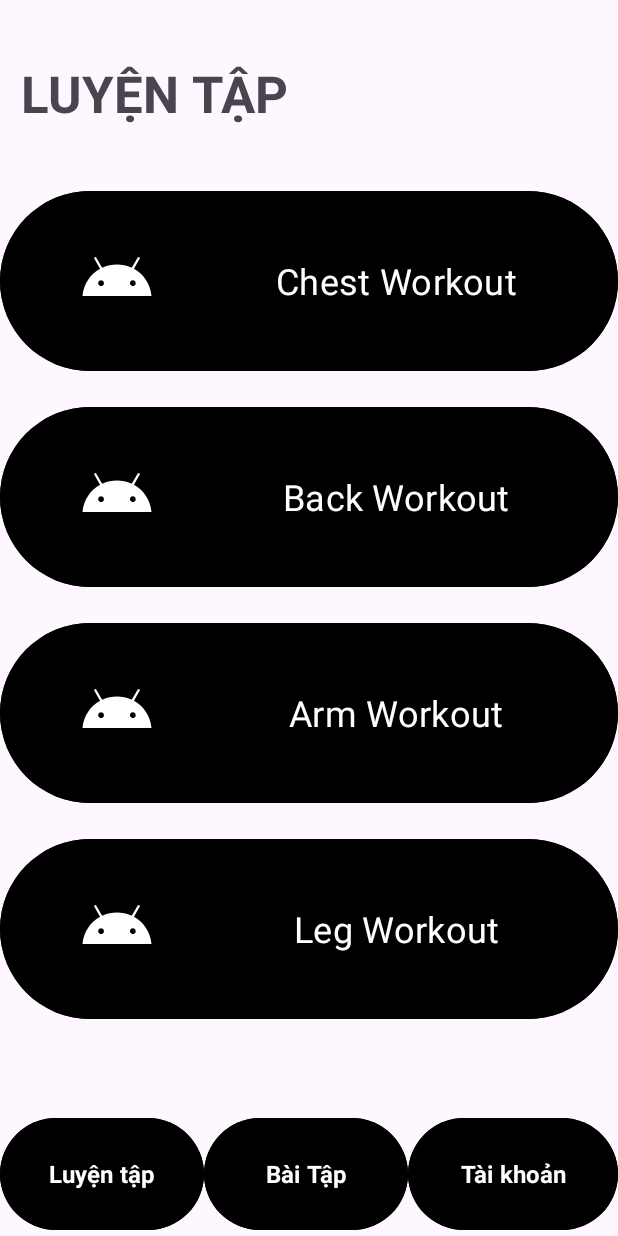
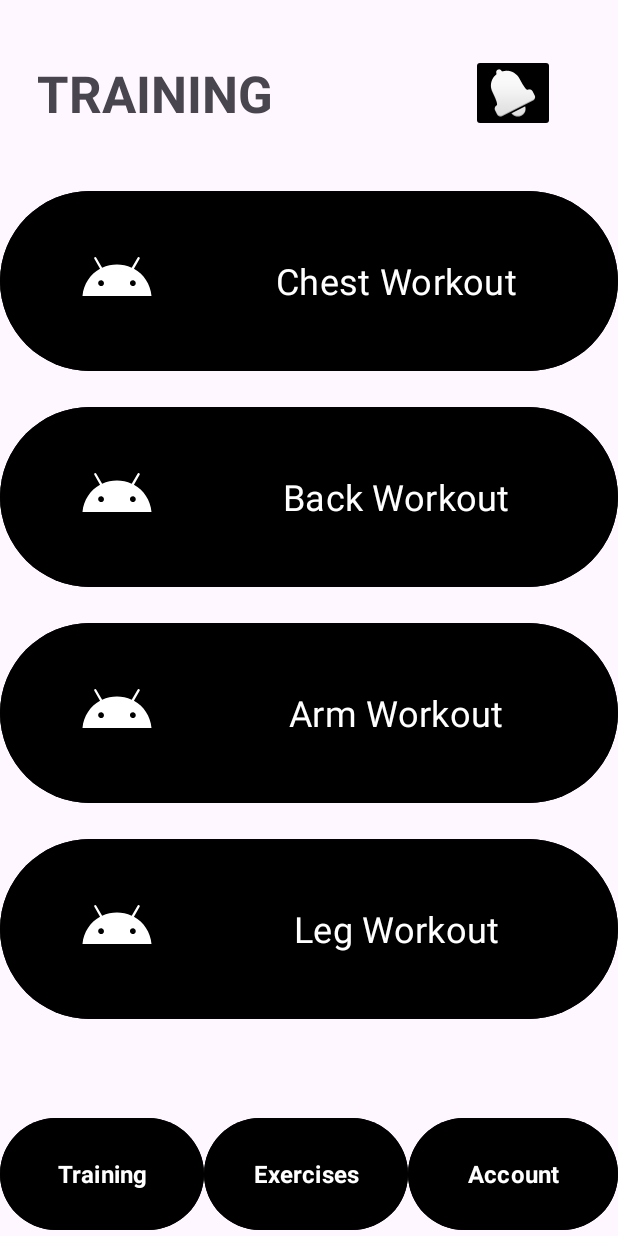
Before and after one commit to Zoraneko/WorkoutGuideApplication, an Android app: the screen it shows after launch (TrainingActivity), on a phone screen of 412 x 824 dp. Run offline under Robolectric (Android 15) with nearby library versions, the phone set to English and light mode, and no system bars.

Commit message:
Language Unification Throughout The Project Done + Calendar Reminder Added

```diff
--- a/app/src/main/AndroidManifest.xml
+++ b/app/src/main/AndroidManifest.xml
@@ -3,6 +3,9 @@
     xmlns:tools="http://schemas.android.com/tools">
     <uses-permission android:name="android.permission.INTERNET" />
     <uses-permission android:name="android.permission.READ_EXTERNAL_STORAGE" />
+    <uses-permission android:name="android.permission.READ_CALENDAR" />
+    <uses-permission android:name="android.permission.WRITE_CALENDAR" />
+
 
     <application
         android:allowBackup="true"
--- a/app/src/main/java/com/example/workouguideapplication/TrainingActivity.java
+++ b/app/src/main/java/com/example/workouguideapplication/TrainingActivity.java
@@ -4,12 +4,21 @@ import android.content.Intent;
 import android.os.Bundle;
 import android.view.View;
 import android.widget.Button;
+import android.widget.ImageButton;
 
 import androidx.activity.EdgeToEdge;
 import androidx.appcompat.app.AppCompatActivity;
 import androidx.core.graphics.Insets;
 import androidx.core.view.ViewCompat;
 import androidx.core.view.WindowInsetsCompat;
+
+import java.text.ParseException;
+import java.text.SimpleDateFormat;
+import java.time.format.DateTimeFormatter;
+import java.util.Calendar;
+import java.util.Date;
+import java.time.LocalDateTime;
+import android.provider.CalendarContract;
 
 public class TrainingActivity extends AppCompatActivity {
 
@@ -32,6 +41,47 @@ public class TrainingActivity extends AppCompatActivity {
 
         Button buttonExercises = findViewById(R.id.buttonExercises2);
         Button buttonAccount = findViewById(R.id.buttonAccount2);
+        ImageButton buttonReminder = findViewById(R.id.imageButton);
+
+        // Triển khai onclick eventlisstener cho lịch hẹn
+        Calendar calendar = Calendar.getInstance();
+        int year = calendar.get(Calendar.YEAR);
+        int month = calendar.get(Calendar.MONTH) + 1; // Tháng bắt đầu từ 0 nên cần +1
+        int day = calendar.get(Calendar.DAY_OF_MONTH);
+        int hour = calendar.get(Calendar.HOUR_OF_DAY);
+        int minute = calendar.get(Calendar.MINUTE);
+        int second = calendar.get(Calendar.SECOND);
+        String startTime = String.format("%04d-%02d-%02dT%02d:%02d:%02d", year, month, day, hour, minute, second);
+        String endTime = String.format("%04d-%02d-%02dT%02d:%02d:%02d", year, month, day, hour + 4, minute, second);
+
+        // Parsing the date and time
+        SimpleDateFormat mSimpleDateFormat = new SimpleDateFormat("yyyy-MM-dd'T'HH:mm:ss");
+        Date mStartTime = null;
+        Date mEndTime = null;
+        try {
+            mStartTime = mSimpleDateFormat.parse(startTime);
+            mEndTime = mSimpleDateFormat.parse(endTime);
+        } catch (ParseException e) {
+            e.printStackTrace();
+        }
+
+        // When Button is clicked, Intent started
+        // to create an event with given time
+        Date finalMStartTime = mStartTime;
+        Date finalMEndTime = mEndTime;
+        buttonReminder.setOnClickListener(new View.OnClickListener() {
+            @Override
+            public void onClick(View v) {
+                Intent mIntent = new Intent(Intent.ACTION_EDIT);
+                mIntent.setType("vnd.android.cursor.item/event");
+                mIntent.putExtra("beginTime", finalMStartTime.getTime());
+                mIntent.putExtra("time", true);
+                mIntent.putExtra("rule", "FREQ=WEEKLY");
+                mIntent.putExtra("endTime", finalMEndTime.getTime());
+                mIntent.putExtra("title", "Workout Reminder");
+                startActivity(mIntent);
+            }
+        });
 
         // Triển khai onclick eventlistener cho 4 button
         buttonChest.setOnClickListener(new View.OnClickListener() {
--- a/app/src/main/res/layout/activity_armworkout.xml
+++ b/app/src/main/res/layout/activity_armworkout.xml
@@ -13,7 +13,7 @@
         android:layout_height="60dp"
         android:backgroundTint="#000000"
         android:fontFamily="@font/alata"
-        android:text="Trở lại"
+        android:text="Return"
         android:textSize="16dp"
         android:textStyle="bold"
         app:layout_constraintBottom_toBottomOf="parent"
--- a/app/src/main/res/layout/activity_backworkout.xml
+++ b/app/src/main/res/layout/activity_backworkout.xml
@@ -111,7 +111,7 @@
         android:layout_height="60dp"
         android:backgroundTint="#000000"
         android:fontFamily="@font/alata"
-        android:text="Trở lại"
+        android:text="Return"
         android:textSize="16dp"
         android:textStyle="bold"
         app:layout_constraintBottom_toBottomOf="parent"
--- a/app/src/main/res/layout/activity_chestworkout.xml
+++ b/app/src/main/res/layout/activity_chestworkout.xml
@@ -111,7 +111,7 @@
         android:layout_height="60dp"
         android:backgroundTint="#000000"
         android:fontFamily="@font/alata"
-        android:text="Trở lại"
+        android:text="Return"
         android:textSize="16dp"
         android:textStyle="bold"
         app:layout_constraintBottom_toBottomOf="parent"
--- a/app/src/main/res/layout/activity_legworkout.xml
+++ b/app/src/main/res/layout/activity_legworkout.xml
@@ -122,7 +122,7 @@
         android:layout_height="60dp"
         android:backgroundTint="#000000"
         android:fontFamily="@font/alata"
-        android:text="Trở lại"
+        android:text="Return"
         android:textSize="16dp"
         android:textStyle="bold"
         app:layout_constraintBottom_toBottomOf="parent"
--- a/app/src/main/res/layout/activity_training.xml
+++ b/app/src/main/res/layout/activity_training.xml
@@ -34,15 +34,17 @@
         android:layout_width="wrap_content"
         android:layout_height="wrap_content"
         android:fontFamily="@font/alata"
-        android:text="LUYỆN TẬP"
+        android:text="TRAINING"
         android:textSize="34dp"
         android:textStyle="bold"
         app:layout_constraintBottom_toTopOf="@+id/guideline7"
         app:layout_constraintEnd_toStartOf="@+id/guideline9"
+        app:layout_constraintHorizontal_bias="0.5"
         app:layout_constraintStart_toStartOf="parent"
         app:layout_constraintTop_toTopOf="parent" />
 
     <ScrollView
+        android:id="@+id/scrollView2"
         android:layout_width="match_parent"
         android:layout_height="0dp"
         app:layout_constraintBottom_toTopOf="@+id/guideline8"
@@ -98,6 +100,7 @@
                 android:insetBottom="20dp"
                 android:text="Leg Workout"
                 android:textSize="24sp" />
+
         </LinearLayout>
     </ScrollView>
 
@@ -121,7 +124,7 @@
         android:layout_height="0dp"
         android:backgroundTint="@color/black"
         android:fontFamily="@font/alata"
-        android:text="Bài Tập"
+        android:text="Exercises"
         android:textSize="16sp"
         android:textStyle="bold"
         app:layout_constraintBottom_toBottomOf="parent"
@@ -135,7 +138,7 @@
         android:layout_height="0dp"
         android:backgroundTint="@color/black"
         android:fontFamily="@font/alata"
-        android:text="Luyện tập"
+        android:text="Training"
         android:textSize="16sp"
         android:textStyle="bold"
         app:layout_constraintBottom_toBottomOf="parent"
@@ -149,11 +152,23 @@
         android:layout_height="0dp"
         android:backgroundTint="@color/black"
         android:fontFamily="@font/alata"
-        android:text="Tài khoản"
+        android:text="Account"
         android:textSize="16sp"
         android:textStyle="bold"
         app:layout_constraintBottom_toBottomOf="parent"
         app:layout_constraintEnd_toEndOf="parent"
         app:layout_constraintStart_toStartOf="@+id/guideline12"
         app:layout_constraintTop_toTopOf="@+id/guideline8" />
+
+    <ImageButton
+        android:id="@+id/imageButton"
+        android:layout_width="wrap_content"
+        android:layout_height="wrap_content"
+        android:backgroundTint="#000000"
+        app:layout_constraintBottom_toTopOf="@+id/guideline7"
+        app:layout_constraintEnd_toEndOf="parent"
+        app:layout_constraintStart_toStartOf="@+id/guideline12"
+        app:layout_constraintTop_toTopOf="parent"
+        app:srcCompat="@android:drawable/ic_popup_reminder" />
+
 </androidx.constraintlayout.widget.ConstraintLayout>
```
Also changed, not shown: app/src/main/res/layout/activity_account.xml (+6 -6 lines), app/src/main/res/layout/activity_exercises.xml (+7 -5 lines), app/src/main/res/layout/activity_instruction.xml (+55 -3 lines), app/src/main/res/layout/activity_login.xml (+7 -6 lines).
